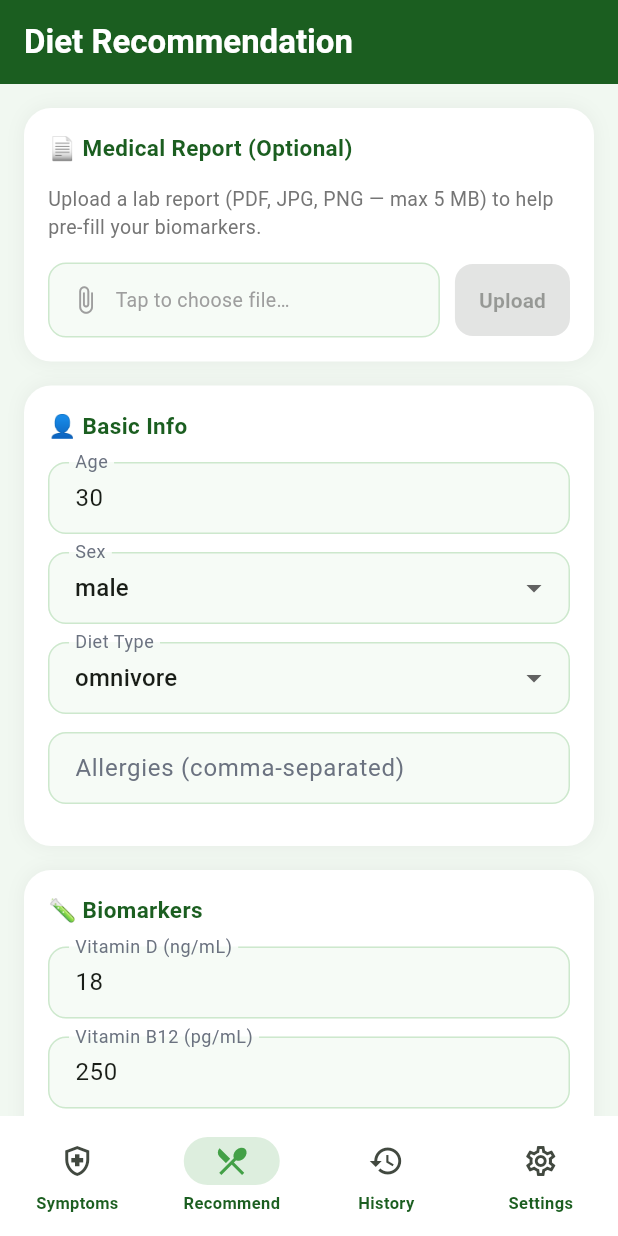
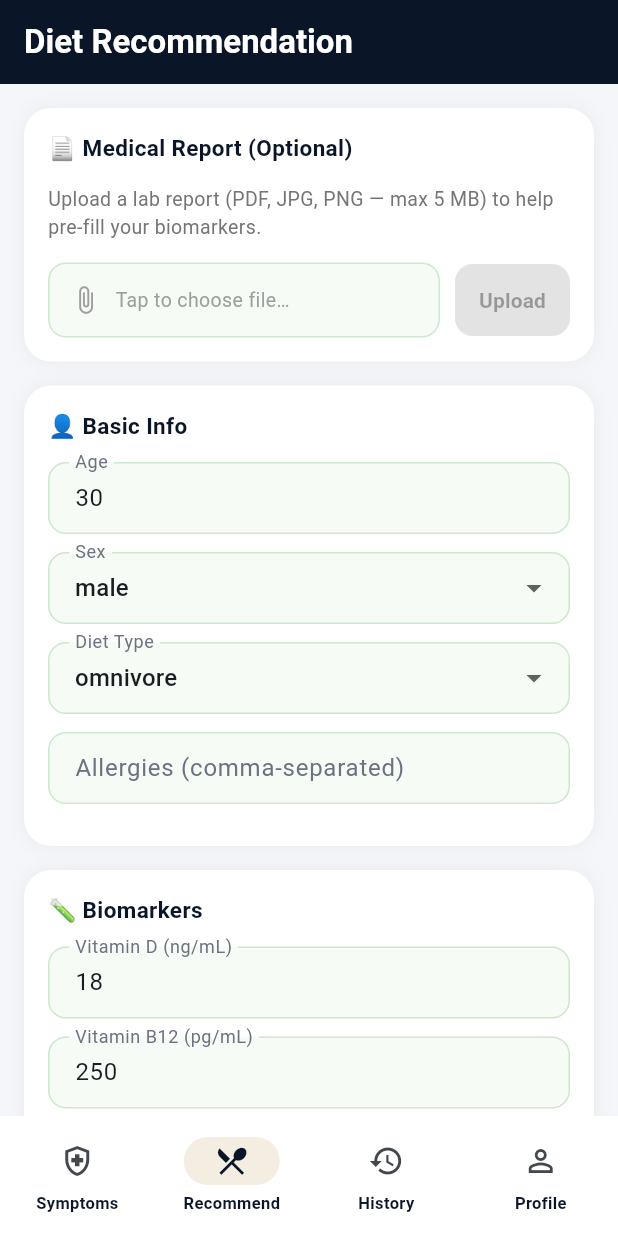
Before and after one commit to mohdasmabegum/VitaPulse-band, a Flutter app: the HomeShell screen opened directly, item 2 of the bottom bar chosen, on a phone screen of 412 x 824 dp. Run offline on Flutter 3.47's test engine with Material 3 defaults, Android fonts, the phone set to English and light mode, and no system bars; our stand-ins replace file_picker, shared_preferences; accounts and stored records are empty.

Commit message:
Update Flutter app, theme, Firebase config, frontend, and add Cloud Functions

```diff
--- a/diet_app/lib/api_service.dart
+++ b/diet_app/lib/api_service.dart
@@ -61,6 +61,7 @@ class ApiService {
       ..headers['Accept'] = 'application/json';
     if (_token != null) req.headers['Authorization'] = 'Bearer $_token';
 
+    if (file.bytes == null) throw Exception('Could not read file bytes');
     req.files.add(http.MultipartFile.fromBytes(
       'file',
       file.bytes!,
--- a/diet_app/lib/home_shell.dart
+++ b/diet_app/lib/home_shell.dart
@@ -1,10 +1,8 @@
 import 'package:flutter/material.dart';
-import 'package:shared_preferences/shared_preferences.dart';
-import 'api_service.dart';
 import 'symptom_screen.dart';
 import 'recommend_screen.dart';
 import 'history_screen.dart';
-import 'settings_screen.dart';
+import 'profile_screen.dart';
 import 'theme.dart';
 
 class HomeShell extends StatefulWidget {
@@ -17,24 +15,18 @@ class _HomeShellState extends State<HomeShell> with SingleTickerProviderStateMix
   int _index = 0;
   late AnimationController _navCtrl;
 
-  final _screens = [
-    const SymptomScreen(),
-    const RecommendScreen(),
-    const HistoryScreen(),
-    const SettingsScreen(),
+  final _screens = const [
+    SymptomScreen(),
+    RecommendScreen(),
+    HistoryScreen(),
+    ProfileScreen(),
   ];
 
   @override
   void initState() {
     super.initState();
-    _navCtrl = AnimationController(vsync: this, duration: const Duration(milliseconds: 280));
+    _navCtrl = AnimationController(vsync: this, duration: const Duration(milliseconds: 300));
     _navCtrl.forward();
-    _loadUsername();
-  }
-
-  Future<void> _loadUsername() async {
-    final prefs = await SharedPreferences.getInstance();
-    ApiService.setUsername(prefs.getString('username') ?? '');
   }
 
   @override
@@ -49,72 +41,18 @@ class _HomeShellState extends State<HomeShell> with SingleTickerProviderStateMix
 
   @override
   Widget build(BuildContext context) {
-    final isTablet = MediaQuery.of(context).size.width > 600;
-
-    if (isTablet) {
-      // Side navigation rail for tablets
-      return Scaffold(
-        body: Row(
-          children: [
-            NavigationRail(
-              selectedIndex: _index,
-              onDestinationSelected: _onTap,
-              backgroundColor: kPrimary,
-              selectedIconTheme: const IconThemeData(color: kAccent),
-              unselectedIconTheme: IconThemeData(color: Colors.white.withOpacity(0.6)),
-              selectedLabelTextStyle: const TextStyle(color: kAccent, fontWeight: FontWeight.bold, fontSize: 12),
-              unselectedLabelTextStyle: TextStyle(color: Colors.white.withOpacity(0.6), fontSize: 12),
-              labelType: NavigationRailLabelType.all,
-              leading: Padding(
-                padding: const EdgeInsets.symmetric(vertical: 16),
-                child: ClipOval(child: Image.asset('assets/logo.png', width: 44, height: 44, fit: BoxFit.cover)),
-              ),
-              destinations: const [
-                NavigationRailDestination(icon: Icon(Icons.health_and_safety_outlined), selectedIcon: Icon(Icons.health_and_safety), label: Text('Symptoms')),
-                NavigationRailDestination(icon: Icon(Icons.restaurant_menu_outlined), selectedIcon: Icon(Icons.restaurant_menu), label: Text('Recommend')),
-                NavigationRailDestination(icon: Icon(Icons.history_outlined), selectedIcon: Icon(Icons.history), label: Text('History')),
-                NavigationRailDestination(icon: Icon(Icons.settings_outlined), selectedIcon: Icon(Icons.settings), label: Text('Settings')),
-              ],
-            ),
-            const VerticalDivider(width: 1),
-            Expanded(
-              child: FadeTransition(opacity: _navCtrl, child: _screens[_index]),
-            ),
-          ],
-        ),
-      );
-    }
-
-    // Bottom nav for phones
     return Scaffold(
       body: FadeTransition(opacity: _navCtrl, child: _screens[_index]),
       bottomNavigationBar: NavigationBar(
         selectedIndex: _index,
         onDestinationSelected: _onTap,
-        backgroundColor: Colors.white,
-        indicatorColor: kAccent2.withOpacity(0.18),
-        labelBehavior: NavigationDestinationLabelBehavior.alwaysShow,
+        backgroundColor: kCard,
+        indicatorColor: kAccent.withOpacity(0.2),
         destinations: const [
-          NavigationDestination(
-            icon: Icon(Icons.health_and_safety_outlined),
-            selectedIcon: Icon(Icons.health_and_safety, color: kAccent2),
-            label: 'Symptoms',
-          ),
-          NavigationDestination(
-            icon: Icon(Icons.restaurant_menu_outlined),
-            selectedIcon: Icon(Icons.restaurant_menu, color: kAccent2),
-            label: 'Recommend',
-          ),
-          NavigationDestination(
-            icon: Icon(Icons.history_outlined),
-            selectedIcon: Icon(Icons.history, color: kAccent2),
-            label: 'History',
-          ),
-          NavigationDestination(
-            icon: Icon(Icons.settings_outlined),
-            selectedIcon: Icon(Icons.settings, color: kAccent2),
-            label: 'Settings',
-          ),
+          NavigationDestination(icon: Icon(Icons.health_and_safety_outlined), selectedIcon: Icon(Icons.health_and_safety, color: kPrimary), label: 'Symptoms'),
+          NavigationDestination(icon: Icon(Icons.restaurant_menu_outlined), selectedIcon: Icon(Icons.restaurant_menu, color: kPrimary), label: 'Recommend'),
+          NavigationDestination(icon: Icon(Icons.history_outlined), selectedIcon: Icon(Icons.history, color: kPrimary), label: 'History'),
+          NavigationDestination(icon: Icon(Icons.person_outline), selectedIcon: Icon(Icons.person, color: kPrimary), label: 'Profile'),
         ],
       ),
     );
--- a/diet_app/lib/theme.dart
+++ b/diet_app/lib/theme.dart
@@ -1,17 +1,16 @@
 import 'package:flutter/material.dart';
 
-// VitaPulse brand colors — derived from logo new.png (vibrant health green + warm gold)
-const kPrimary   = Color(0xFF1B5E20); // deep forest green
-const kPrimaryMid= Color(0xFF2E7D32); // medium green
-const kAccent    = Color(0xFFFFB300); // amber gold
-const kAccent2   = Color(0xFF43A047); // bright green
-const kBg        = Color(0xFFF1F8F1); // very light green tint
-const kCard      = Colors.white;
-const kTextDark  = Color(0xFF1B2A1B);
-const kTextGrey  = Color(0xFF6B7280);
-const kSuccess   = Color(0xFF22C55E);
-const kError     = Color(0xFFEF4444);
-const kWarning   = Color(0xFFF59E0B);
+const kPrimary    = Color(0xFF0A1628);
+const kPrimaryMid = Color(0xFF1A3A5C);
+const kAccent     = Color(0xFFC8A96E);
+const kAccent2    = Color(0xFF1A3A5C);
+const kBg         = Color(0xFFF4F6FA);
+const kCard       = Colors.white;
+const kTextDark   = Color(0xFF0A1628);
+const kTextGrey   = Color(0xFF6B7280);
+const kSuccess    = Color(0xFF22C55E);
+const kError      = Color(0xFFEF4444);
+const kWarning    = Color(0xFFF59E0B);
 
 ThemeData appTheme() => ThemeData(
   useMaterial3: true,
@@ -31,7 +30,7 @@ ThemeData appTheme() => ThemeData(
   ),
   navigationBarTheme: NavigationBarThemeData(
     backgroundColor: kCard,
-    indicatorColor: kAccent2.withOpacity(0.18),
+    indicatorColor: kAccent.withOpacity(0.2),
     labelTextStyle: WidgetStateProperty.all(
       const TextStyle(fontSize: 11, fontWeight: FontWeight.w600, color: kPrimary),
     ),
@@ -46,10 +45,10 @@ ThemeData appTheme() => ThemeData(
   ),
   inputDecorationTheme: InputDecorationTheme(
     filled: true,
-    fillColor: const Color(0xFFF6FBF6),
-    border: OutlineInputBorder(borderRadius: BorderRadius.circular(12), borderSide: const BorderSide(color: Color(0xFFCDE8CD))),
-    enabledBorder: OutlineInputBorder(borderRadius: BorderRadius.circular(12), borderSide: const BorderSide(color: Color(0xFFCDE8CD))),
-    focusedBorder: OutlineInputBorder(borderRadius: BorderRadius.circular(12), borderSide: const BorderSide(color: kAccent2, width: 2)),
+    fillColor: const Color(0xFFF8F9FC),
+    border: OutlineInputBorder(borderRadius: BorderRadius.circular(12), borderSide: const BorderSide(color: Color(0xFFE2E8F0))),
+    enabledBorder: OutlineInputBorder(borderRadius: BorderRadius.circular(12), borderSide: const BorderSide(color: Color(0xFFE2E8F0))),
+    focusedBorder: OutlineInputBorder(borderRadius: BorderRadius.circular(12), borderSide: const BorderSide(color: kAccent, width: 2)),
     labelStyle: const TextStyle(color: kTextGrey),
     contentPadding: const EdgeInsets.symmetric(horizontal: 14, vertical: 14),
   ),
```
Also changed, not shown: diet_app/lib/main.dart (+12 -12 lines), firebase.json, 4 other files.
